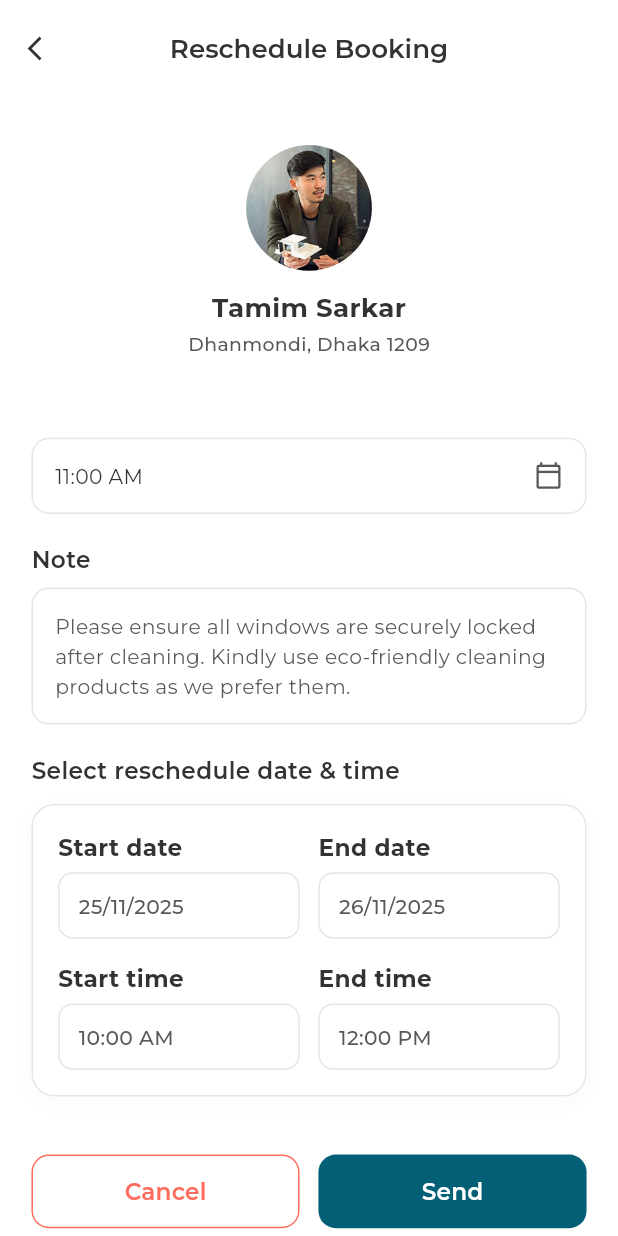
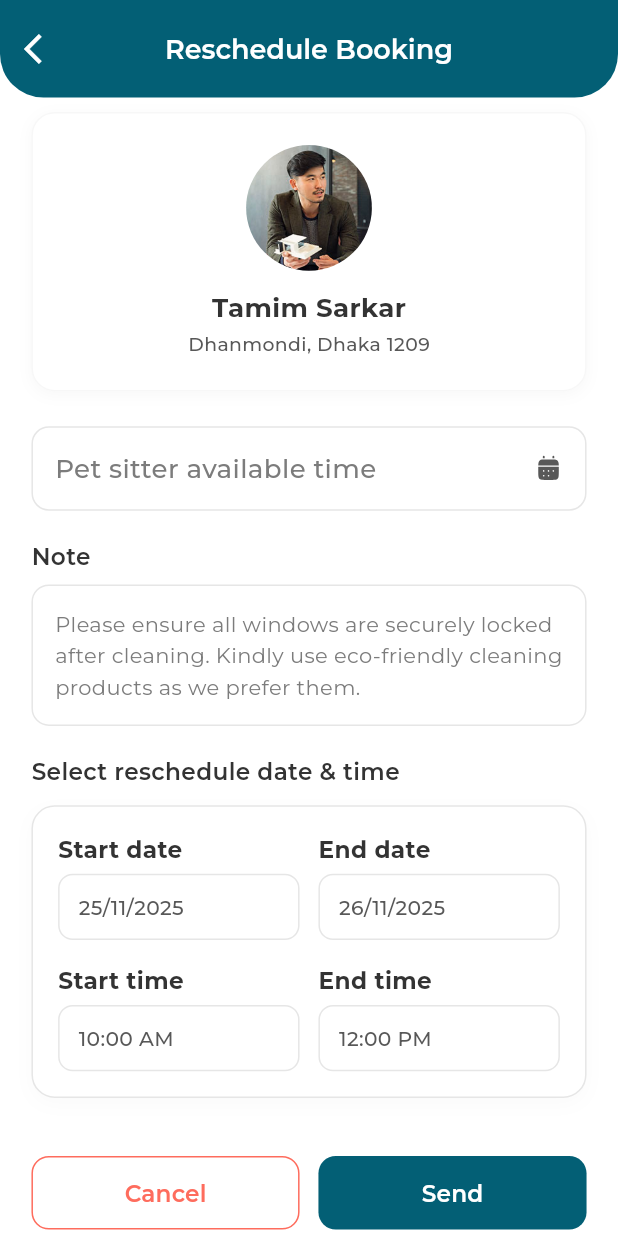
Before and after one commit to mursalin49/petcare, a Flutter app: the RescheduleScreen screen opened directly, on a phone screen of 412 x 824 dp. Run offline on Flutter 3.47's test engine with Material 3 defaults, Android fonts, the phone set to English and light mode, and no system bars; our stand-ins replace flutter_screenutil, flutter_svg, get, get_storage, google_fonts, image_picker and 2 more; accounts and stored records are empty.

```diff
--- a/lib/helpers/route.dart
+++ b/lib/helpers/route.dart
@@ -58,7 +58,7 @@ class AppRoutes {
     GetPage(name: sitter, page: () => SitterOnboardingScreen()),
     GetPage(name: bording, page: () => BoardingSetupScreen()),
     GetPage(name: dogwalk, page: () => DogWalkingSetupScreen()),
-    GetPage(name: dogDay, page: () => DogDayCareSetupScreen())
+    GetPage(name: dogDay, page: () => DoggyDayCareSetupScreen())
 
 
 
--- a/lib/view/bookings/reschedule_screen.dart
+++ b/lib/view/bookings/reschedule_screen.dart
@@ -1,5 +1,6 @@
 import 'package:flutter/material.dart';
 import 'package:flutter_screenutil/flutter_screenutil.dart';
+import 'package:flutter_svg/flutter_svg.dart';
 import 'package:get/get.dart';
 import 'package:google_fonts/google_fonts.dart';
 import 'package:intl/intl.dart';
@@ -9,7 +10,6 @@ import '../components/custom_date_picker_sheet.dart';
 import '../components/custom_time_picker_sheet.dart';
 import '../home/widgets/custom_calendar.dart';
 
-
 class RescheduleScreen extends StatefulWidget {
   const RescheduleScreen({super.key});
 
@@ -18,9 +18,7 @@ class RescheduleScreen extends StatefulWidget {
 }
 
 class _RescheduleScreenState extends State<RescheduleScreen> {
-
   bool _isCalendarVisible = false;
-
 
   DateTime? _selectedStartDate;
   DateTime? _selectedEndDate;
@@ -38,7 +36,6 @@ class _RescheduleScreenState extends State<RescheduleScreen> {
     _selectedEndTime = const TimeOfDay(hour: 12, minute: 0);
     _selectedTime = const TimeOfDay(hour: 11, minute: 0);
   }
-
 
   Future<void> _selectDate(BuildContext context, String type) async {
     DateTime initialDate = DateTime.now();
@@ -58,7 +55,6 @@ class _RescheduleScreenState extends State<RescheduleScreen> {
         initialDate = _selectedEndDate!;
       }
     }
-
 
     final DateTime? picked = await showCustomDatePickerSheet(
       context,
@@ -114,27 +110,37 @@ class _RescheduleScreenState extends State<RescheduleScreen> {
     }
   }
 
-
   @override
   Widget build(BuildContext context) {
     return Scaffold(
       backgroundColor: Colors.white,
       appBar: AppBar(
-        backgroundColor: Colors.white,
+        backgroundColor: AppColors.mainAppColor,
         elevation: 0,
         leading: IconButton(
-          icon: Icon(Icons.arrow_back_ios, color: AppColors.textDark, size: 20.sp),
+          icon: const Icon(Icons.arrow_back_ios, color: Colors.white),
           onPressed: () => Get.back(),
         ),
         title: Text(
-          "Reschedule Booking",
+          'Reschedule Booking',
           style: GoogleFonts.montserrat(
-            fontSize: 18.sp,
+            fontSize: 18,
             fontWeight: FontWeight.w600,
-            color: AppColors.textDark,
+            color: Colors.white,
           ),
         ),
         centerTitle: true,
+
+
+        shape: RoundedRectangleBorder(
+          borderRadius: BorderRadius.only(
+
+            bottomLeft: Radius.circular(30.r),
+
+            bottomRight: Radius.circular(30.r),
+          ),
+        ),
+
       ),
       body: Stack(
         children: [
@@ -144,13 +150,8 @@ class _RescheduleScreenState extends State<RescheduleScreen> {
             child: Column(
               crossAxisAlignment: CrossAxisAlignment.start,
               children: [
-
                 _buildUserInfoCard(),
                 SizedBox(height: 24.h),
-
-
-                // _buildLabelText("Pet sitter available time"),
-                SizedBox(height: 8.h),
                 GestureDetector(
                   onTap: () {
                     setState(() {
@@ -162,15 +163,19 @@ class _RescheduleScreenState extends State<RescheduleScreen> {
                       mainAxisAlignment: MainAxisAlignment.spaceBetween,
                       children: [
                         Text(
-                          _selectedTime == null
-                              ? "Select time"
-                              : _selectedTime!.format(context),
+                          "Pet sitter available time",
                           style: GoogleFonts.montserrat(
-                            fontSize: 14.sp,
-                            color: _selectedTime == null ? AppColors.subHeadingColor : AppColors.textDark,
+                            fontSize: 18.sp,
+                            color: Color(0xFF7C7C7C),
+                            fontWeight: FontWeight.w500
                           ),
                         ),
-                        Icon(Icons.calendar_today_outlined, color: AppColors.subHeadingColor, size: 20.sp),
+                        SvgPicture.asset(
+                          "assets/icons/calenderr.svg",
+                          width: 20.sp,
+                          height: 20.sp,
+                          color: AppColors.subHeadingColor,
+                        ),
                       ],
                     ),
                   ),
@@ -178,21 +183,20 @@ class _RescheduleScreenState extends State<RescheduleScreen> {
 
                 SizedBox(height: 20.h),
 
-
                 _buildLabelText("Note"),
                 SizedBox(height: 8.h),
                 _buildInputContainer(
                   child: Text(
                     "Please ensure all windows are securely locked after cleaning. Kindly use eco-friendly cleaning products as we prefer them.",
                     style: GoogleFonts.montserrat(
-                      fontSize: 14.sp,
-                      color: AppColors.subHeadingColor,
+                      fontSize: 14,
+                      color: Color(0xFF7C7C7C),
+                      fontWeight: FontWeight.w400,
                       height: 1.5,
                     ),
                   ),
                 ),
                 SizedBox(height: 20.h),
-
 
                 _buildLabelText("Select reschedule date & time"),
                 SizedBox(height: 12.h),
@@ -268,11 +272,9 @@ class _RescheduleScreenState extends State<RescheduleScreen> {
                 ),
                 SizedBox(height: 40.h),
 
-
                 _buildActionButtons(context),
 
                 SizedBox(height: 16.h),
-
 
                 Center(
                   child: Text(
@@ -289,6 +291,7 @@ class _RescheduleScreenState extends State<RescheduleScreen> {
             ),
           ),
 
+          // Calendar overlay for Pet sitter available time
           if (_isCalendarVisible)
             Positioned(
               top: 150.h,
@@ -313,30 +316,8 @@ class _RescheduleScreenState extends State<RescheduleScreen> {
                     Padding(
                       padding: EdgeInsets.fromLTRB(16.w, 16.h, 16.w, 0),
                       child: Row(
-                        mainAxisAlignment: MainAxisAlignment.spaceBetween,
+                        mainAxisAlignment: MainAxisAlignment.end,
                         children: [
-                          IconButton(
-                            icon: Icon(Icons.arrow_back_ios_new, size: 18.sp, color: AppColors.subHeadingColor),
-                            onPressed: () {},
-                          ),
-                          Row(
-                            children: [
-                              Icon(Icons.date_range, size: 18.sp, color: AppColors.redColor),
-                              SizedBox(width: 8.w),
-                              Text(
-                                "${_selectedStartDate != null ? DateFormat('MMMM yyyy').format(_selectedStartDate!) : 'Select Date'}",
-                                style: GoogleFonts.montserrat(
-                                  fontSize: 16.sp,
-                                  fontWeight: FontWeight.w600,
-                                  color: AppColors.textDark,
-                                ),
-                              ),
-                            ],
-                          ),
-                          IconButton(
-                            icon: Icon(Icons.arrow_forward_ios, size: 18.sp, color: AppColors.subHeadingColor),
-                            onPressed: () {},
-                          ),
                           IconButton(
                             icon: Icon(Icons.close, size: 24.sp, color: AppColors.textDark),
                             onPressed: () {
@@ -357,8 +338,7 @@ class _RescheduleScreenState extends State<RescheduleScreen> {
                       ],
                       onDaySelected: (day) {
                         setState(() {
-                          _selectedStartDate = day;
-                          _isCalendarVisible = false; // Close calendar after selection
+                          _isCalendarVisible = false;
                         });
                       },
                     ),
@@ -372,7 +352,6 @@ class _RescheduleScreenState extends State<RescheduleScreen> {
     );
   }
 
-
   // --- Helper Widgets ---
 
   Widget _buildUserInfoCard() {
@@ -382,12 +361,12 @@ class _RescheduleScreenState extends State<RescheduleScreen> {
       decoration: BoxDecoration(
         color: Colors.white,
         borderRadius: BorderRadius.circular(16.r),
-        border: Border.all(color: AppColors.white),
+        border: Border.all(color: AppColors.borderColor.withOpacity(0.3)),
         boxShadow: [
           BoxShadow(
-            color: Colors.white,
-            blurRadius: 10,
-            offset: const Offset(0, 4),
+            color: Colors.grey.withOpacity(0.08),
+            blurRadius: 8,
+            offset: const Offset(0, 2),
           ),
         ],
       ),
@@ -489,7 +468,6 @@ class _RescheduleScreenState extends State<RescheduleScreen> {
     );
   }
 
-
   Widget _buildActionButtons(BuildContext context) {
     return Row(
       children: [
--- a/lib/view/create_service/create_service.dart
+++ b/lib/view/create_service/create_service.dart
@@ -55,7 +55,7 @@ class CreateService extends StatelessWidget {
           // --- 2. House Sitting Service ---
           _buildServiceItem(
             iconPath: 'assets/icons/home-hashtag.svg',
-            title: 'House Sitting',
+            title: 'Doggy Day Care',
             subtitle: 'In your home',
             onTap: () {
 
```
Also changed, not shown: lib/view/bookings/booking_screen.dart (+3 -16 lines), lib/view/create_service/Boarding.dart (+9 -12 lines), lib/view/create_service/DogWalking.dart (+13 -11 lines), lib/view/create_service/dog_day_care.dart (+157 -95 lines), assets/icons/calenderr.svg (added).
